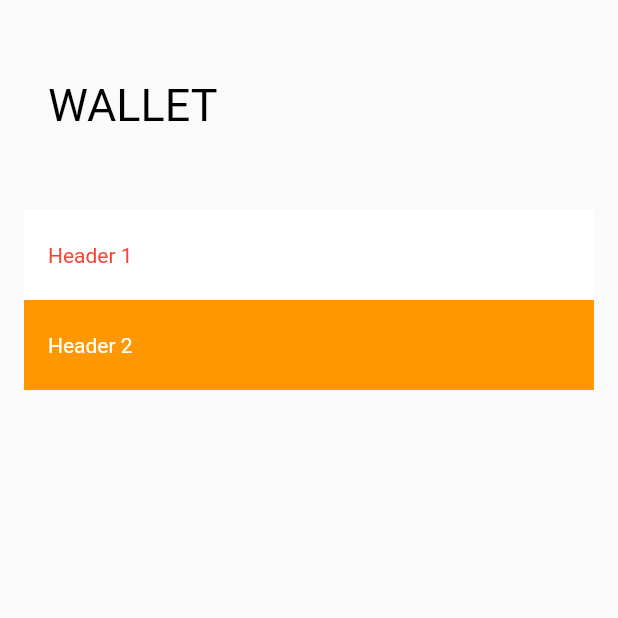
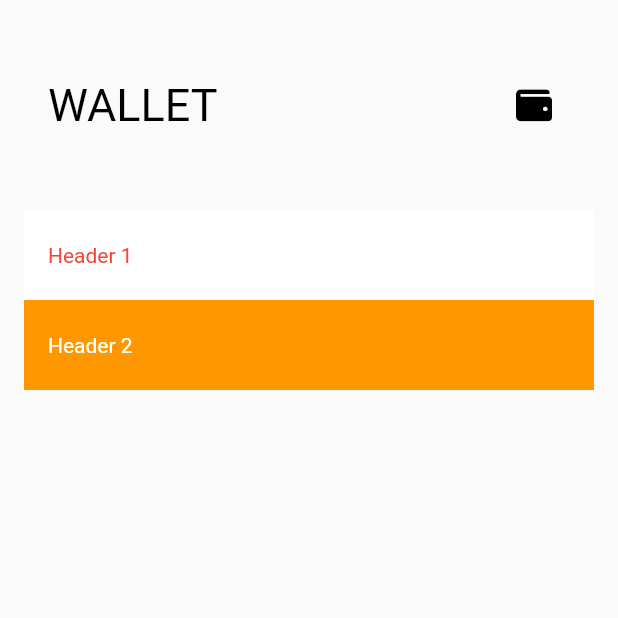
Before and after one commit to mejdi14/flutter_apple_wallet_animation, a Flutter app: the screen it shows after launch, on a phone screen of 412 x 824 dp, the top half of it. Run offline on Flutter 3.47's test engine with Material 2 defaults, Android fonts, the phone set to English and light mode, and no system bars; our stand-ins replace flutter_sticky_header, font_awesome_flutter.

Commit message:
making the fontawesome work

```diff
--- a/lib/main.dart
+++ b/lib/main.dart
@@ -1,5 +1,6 @@
 import 'package:flutter/material.dart';
 import 'package:flutter_sticky_header/flutter_sticky_header.dart';
+import 'package:font_awesome_flutter/font_awesome_flutter.dart';
 
 void main() {
   runApp(MyApp());
@@ -44,10 +45,18 @@ class _MyHomePageState extends State<MyHomePage> {
                   color: Theme.of(context).scaffoldBackgroundColor,
                   padding: EdgeInsets.symmetric(horizontal: 16.0),
                   alignment: Alignment.centerLeft,
-                  child: Text(
-                    "WALLET",
-                    style: TextStyle(color: Colors.black,
-                    fontSize: 30),
+                  child: Row(
+                    mainAxisAlignment: MainAxisAlignment.spaceBetween,
+                    children: [
+                      Text(
+                        "WALLET",
+                        style: TextStyle(color: Colors.black,
+                        fontSize: 30),
+                      ),
+                      IconButton( icon: Icon(FontAwesomeIcons.wallet, color: Colors.black,), onPressed: (){
+
+                      })
+                    ],
                   )
                   ,
                 ),
```
